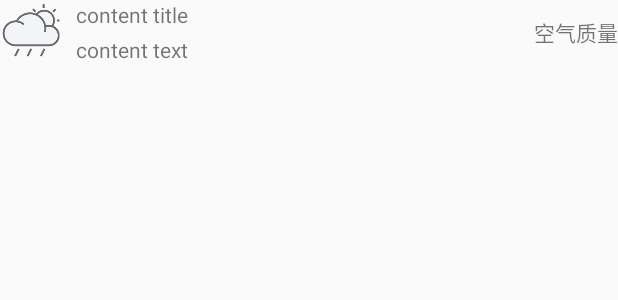
After one commit to trity1993/sun, an Android app: the layout notification_weather.xml on its own in the app's theme, with its tools: preview values and no code run, on a phone screen of 412 x 824 dp. The commit adds this screen. Shown: the top 300 px of the screen. Run offline under Robolectric (Android 15) with nearby library versions, the phone set to English and light mode, and no system bars.

Commit message:
完成前台服务

```diff
--- a/app/src/main/java/cc/trity/sun/CycleViewPagerAdapter.java
+++ b/app/src/main/java/cc/trity/sun/adapters/CycleViewPagerAdapter.java
@@ -1,4 +1,4 @@
-package cc.trity.sun;
+package cc.trity.sun.adapters;
 
 import android.support.v4.app.Fragment;
 import android.support.v4.view.PagerAdapter;
--- /dev/null
+++ b/app/src/main/res/layout/notification_weather.xml
@@ -0,0 +1,35 @@
+<?xml version="1.0" encoding="utf-8"?>
+<RelativeLayout xmlns:android="http://schemas.android.com/apk/res/android"
+    android:orientation="vertical" android:layout_width="match_parent"
+    android:layout_height="wrap_content"
+    android:layout_centerVertical="true">
+
+    <ImageView
+        android:layout_width="wrap_content"
+        android:layout_height="wrap_content"
+        android:id="@+id/imageView"
+        android:src="@mipmap/ic_launcher"
+        android:layout_marginRight="@dimen/space_normal"/>
+    <TextView
+        android:id="@+id/noti_title"
+        android:layout_width="wrap_content"
+        android:layout_height="wrap_content"
+        android:text="content title"
+        android:layout_alignParentTop="true"
+        android:layout_toRightOf="@+id/imageView"
+        android:layout_toEndOf="@+id/imageView" />
+    <TextView
+        android:id="@+id/noti_content"
+        android:layout_width="wrap_content"
+        android:layout_height="wrap_content"
+        android:text="content text"
+        android:layout_alignBottom="@+id/imageView"
+        android:layout_toRightOf="@+id/imageView"
+        android:layout_toEndOf="@+id/imageView" />
+    <TextView
+        android:layout_width="wrap_content"
+        android:layout_height="wrap_content"
+        android:layout_alignParentRight="true"
+        android:layout_centerVertical="true"
+        android:text="空气质量"/>
+</RelativeLayout>
```
Also changed, not shown: app/src/main/java/cc/trity/sun/fragments/WeatherFragment.java (+27 -3 lines), app/src/main/java/cc/trity/sun/model/WeatherMsg.java (added, +95 -0 lines), app/src/main/java/cc/trity/sun/service/WeatherForegroundService.java (added, +85 -0 lines), app/src/main/java/cc/trity/sun/service/WeatherServiceConnection.java (added, +7 -0 lines), app/src/main/res/layout/circle_layout.xml (deleted, +0 -11 lines), app/src/main/res/mipmap-hdpi/ic_settings_white_24dp.png (added), app/src/main/res/mipmap-hdpi/ic_share_white_24dp.png (added), app/src/main/res/mipmap-hdpi/little_icon_cloudy.png (added).
